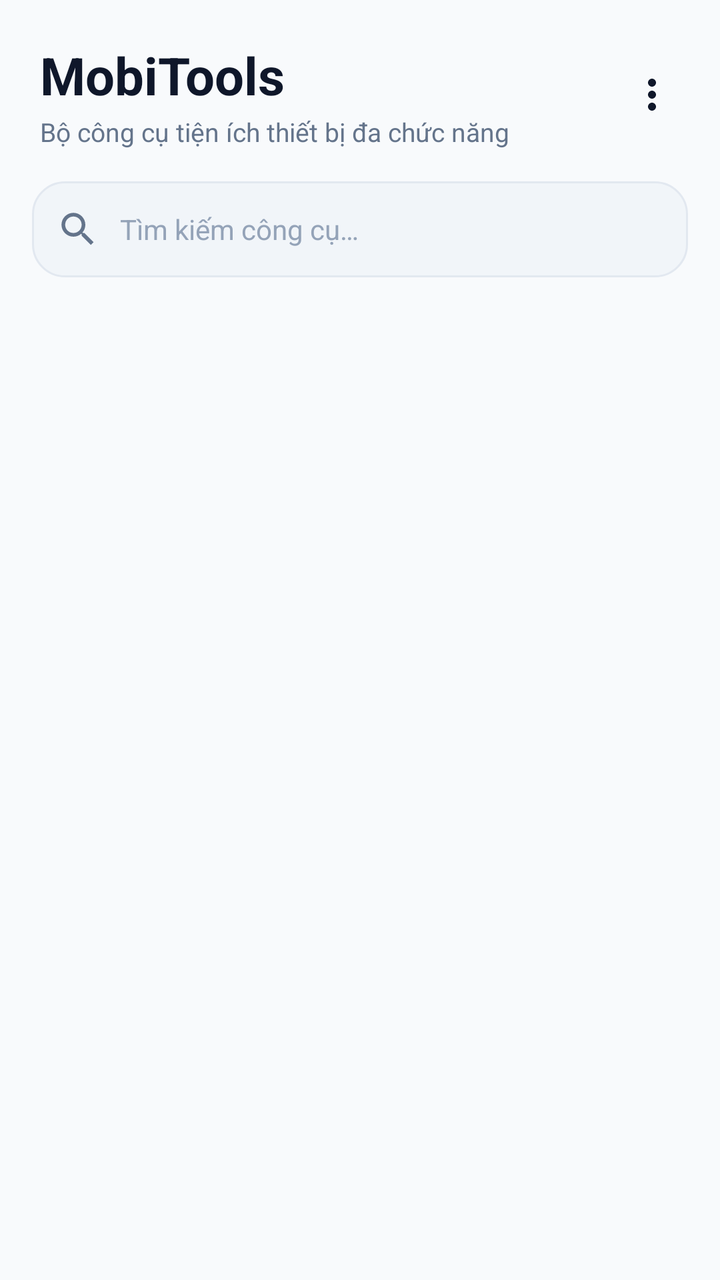
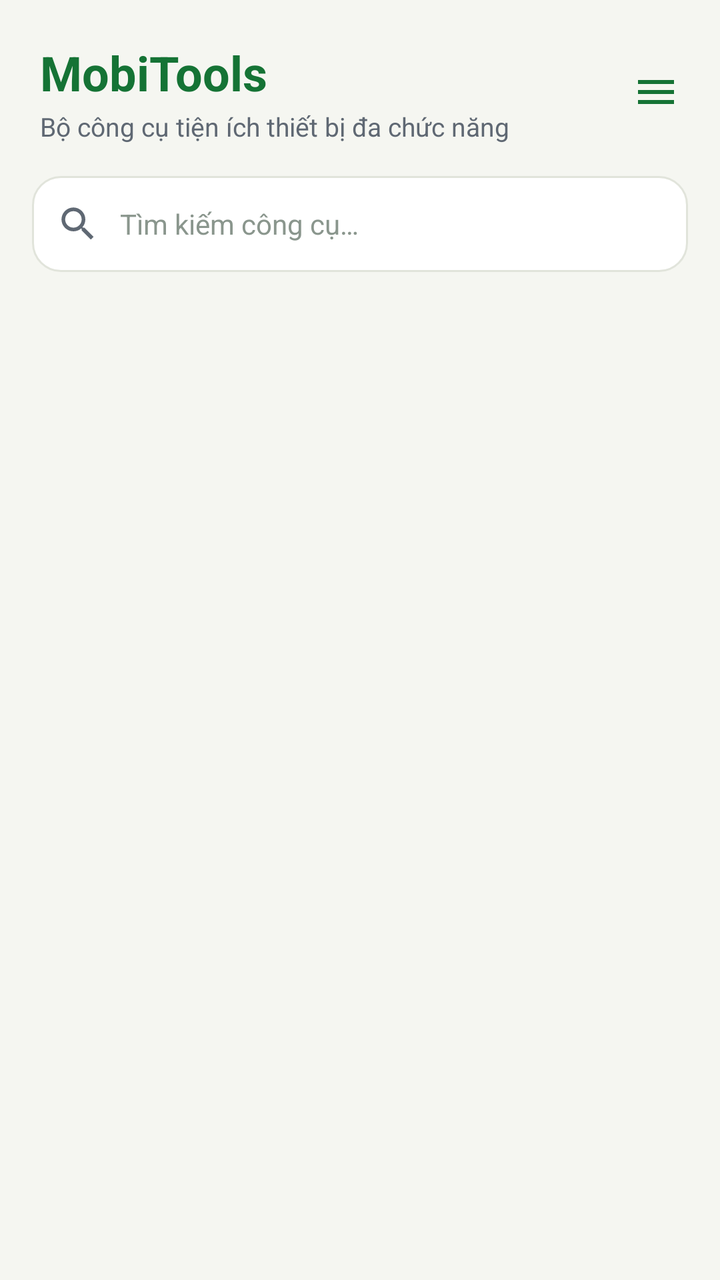

Compare the two renders of this Android layout. The source of the first and the diff that turns it into the second are given below.
<!-- AndroidManifest.xml: application theme Theme.BaseProject -->
<!-- res/layout/fragment_home.xml -->
<?xml version="1.0" encoding="utf-8"?>
<androidx.constraintlayout.widget.ConstraintLayout xmlns:android="http://schemas.android.com/apk/res/android"
    xmlns:app="http://schemas.android.com/apk/res-auto"
    android:layout_width="match_parent"
    android:layout_height="match_parent"
    android:background="@color/colorBackground">

    
    <LinearLayout
        android:id="@+id/headerContainer"
        android:layout_width="match_parent"
        android:layout_height="wrap_content"
        android:gravity="center_vertical"
        android:orientation="horizontal"
        android:paddingStart="20dp"
        android:paddingTop="20dp"
        android:paddingEnd="12dp"
        android:paddingBottom="12dp"
        app:layout_constraintTop_toTopOf="parent">

        <LinearLayout
            android:layout_width="0dp"
            android:layout_height="wrap_content"
            android:layout_weight="1"
            android:orientation="vertical">

            <TextView
                android:layout_width="wrap_content"
                android:layout_height="wrap_content"
                android:text="@string/app_name"
                android:textColor="@color/textPrimary"
                android:textSize="26sp"
                android:textStyle="bold" />

            <TextView
                android:layout_width="wrap_content"
                android:layout_height="wrap_content"
                android:layout_marginTop="2dp"
                android:text="@string/app_subtitle"
                android:textColor="@color/textSecondary"
                android:textSize="13sp" />
        </LinearLayout>

        <ImageView
            android:id="@+id/btnMoreMenu"
            android:layout_width="44dp"
            android:layout_height="44dp"
            android:background="?attr/selectableItemBackgroundBorderless"
            android:contentDescription="@string/menu_guide"
            android:padding="10dp"
            android:src="@drawable/ic_more_vert"
            app:tint="@color/textPrimary" />
    </LinearLayout>

    
    <LinearLayout
        android:id="@+id/searchContainer"
        android:layout_width="match_parent"
        android:layout_height="48dp"
        android:layout_marginStart="16dp"
        android:layout_marginTop="4dp"
        android:layout_marginEnd="16dp"
        android:background="@drawable/bg_search_bar"
        android:gravity="center_vertical"
        android:orientation="horizontal"
        android:paddingStart="12dp"
        android:paddingEnd="12dp"
        app:layout_constraintTop_toBottomOf="@id/headerContainer">

        <ImageView
            android:layout_width="22dp"
            android:layout_height="22dp"
            android:src="@drawable/ic_search" />

        <EditText
            android:id="@+id/etSearch"
            android:layout_width="0dp"
            android:layout_height="match_parent"
            android:layout_marginStart="10dp"
            android:layout_weight="1"
            android:background="@null"
            android:hint="@string/search_placeholder"
            android:imeOptions="actionDone"
            android:importantForAutofill="no"
            android:inputType="text"
            android:maxLines="1"
            android:textColor="@color/textPrimary"
            android:textColorHint="@color/textMuted"
            android:textSize="14sp" />

        <ImageView
            android:id="@+id/btnClearSearch"
            android:layout_width="28dp"
            android:layout_height="28dp"
            android:background="?attr/selectableItemBackgroundBorderless"
            android:clickable="true"
            android:focusable="true"
            android:padding="4dp"
            android:src="@drawable/ic_clear"
            android:visibility="gone" />
    </LinearLayout>

    
    <androidx.recyclerview.widget.RecyclerView
        android:id="@+id/rvCategories"
        android:layout_width="match_parent"
        android:layout_height="wrap_content"
        android:layout_marginTop="12dp"
        android:clipToPadding="false"
        android:orientation="horizontal"
        android:paddingStart="16dp"
        android:paddingEnd="8dp"
        app:layout_constraintTop_toBottomOf="@id/searchContainer" />

    
    <androidx.recyclerview.widget.RecyclerView
        android:id="@+id/rvTools"
        android:layout_width="match_parent"
        android:layout_height="0dp"
        android:layout_marginTop="8dp"
        android:clipToPadding="false"
        android:paddingStart="10dp"
        android:paddingTop="4dp"
        android:paddingEnd="10dp"
        android:paddingBottom="24dp"
        app:layout_constraintBottom_toBottomOf="parent"
        app:layout_constraintTop_toBottomOf="@id/rvCategories" />

    
    <LinearLayout
        android:id="@+id/layoutEmpty"
        android:layout_width="match_parent"
        android:layout_height="wrap_content"
        android:gravity="center"
        android:orientation="vertical"
        android:padding="32dp"
        android:visibility="gone"
        app:layout_constraintBottom_toBottomOf="parent"
        app:layout_constraintTop_toBottomOf="@id/rvCategories">

        <ImageView
            android:layout_width="64dp"
            android:layout_height="64dp"
            android:src="@drawable/ic_search" />

        <TextView
            android:id="@+id/tvEmptyTitle"
            android:layout_width="wrap_content"
            android:layout_height="wrap_content"
            android:layout_marginTop="16dp"
            android:text="@string/no_tools_found"
            android:textColor="@color/textSecondary"
            android:textSize="15sp"
            android:textStyle="bold" />
    </LinearLayout>

</androidx.constraintlayout.widget.ConstraintLayout>
<!-- resources referenced by this layout -->
<resources>
  <color name="colorBackground">#F8FAFC</color>
  <color name="textMuted">#94A3B8</color>
  <color name="textPrimary">#0F172A</color>
  <color name="textSecondary">#64748B</color>
  <!-- drawable bg_search_bar (drawable) -->
  <?xml version="1.0" encoding="utf-8"?>
  <shape xmlns:android="http://schemas.android.com/apk/res/android"
      android:shape="rectangle">
      <corners android:radius="16dp" />
      <solid android:color="#F1F5F9" />
      <stroke android:width="1dp" android:color="#E2E8F0" />
  </shape>
  <!-- drawable ic_more_vert (drawable) -->
  <vector xmlns:android="http://schemas.android.com/apk/res/android"
      android:width="24dp"
      android:height="24dp"
      android:viewportWidth="24"
      android:viewportHeight="24">
      <path
          android:fillColor="#0F172A"
          android:pathData="M12,8c1.1,0 2,-0.9 2,-2s-0.9,-2 -2,-2 -2,0.9 -2,2 0.9,2 2,2zm0,2c-1.1,0 -2,0.9 -2,2s0.9,2 2,2 2,-0.9 2,-2 -0.9,-2 -2,-2zm0,6c-1.1,0 -2,0.9 -2,2s0.9,2 2,2 2,-0.9 2,-2 -0.9,-2 -2,-2z"/>
  </vector>
  <!-- unchanged entries left out for length: 9 -->
</resources>

<!-- the commit's change to res/layout/fragment_home.xml (unified diff, before → after) -->
@@ -28,8 +28,8 @@
                 android:layout_width="wrap_content"
                 android:layout_height="wrap_content"
                 android:text="@string/app_name"
-                android:textColor="@color/textPrimary"
-                android:textSize="26sp"
+                android:textColor="@color/colorPrimary"
+                android:textSize="24sp"
                 android:textStyle="bold" />
 
             <TextView
@@ -41,15 +41,16 @@
                 android:textSize="13sp" />
         </LinearLayout>
 
-        <ImageView
-            android:id="@+id/btnMoreMenu"
-            android:layout_width="44dp"
-            android:layout_height="44dp"
+        
+        <ImageButton
+            android:id="@+id/btnOpenMenu"
+            android:layout_width="40dp"
+            android:layout_height="40dp"
             android:background="?attr/selectableItemBackgroundBorderless"
-            android:contentDescription="@string/menu_guide"
-            android:padding="10dp"
-            android:src="@drawable/ic_more_vert"
-            app:tint="@color/textPrimary" />
+            android:contentDescription="Mở menu"
+            android:padding="8dp"
+            android:src="@drawable/ic_menu_hamburger"
+            app:tint="@color/colorPrimary" />
     </LinearLayout>
 
     
@@ -70,7 +71,8 @@
         <ImageView
             android:layout_width="22dp"
             android:layout_height="22dp"
-            android:src="@drawable/ic_search" />
+            android:src="@drawable/ic_search"
+            app:tint="@color/textSecondary" />
 
         <EditText
             android:id="@+id/etSearch"
@@ -97,7 +99,8 @@
             android:focusable="true"
             android:padding="4dp"
             android:src="@drawable/ic_clear"
-            android:visibility="gone" />
+            android:visibility="gone"
+            app:tint="@color/textSecondary" />
     </LinearLayout>
 
     
@@ -141,7 +144,8 @@
         <ImageView
             android:layout_width="64dp"
             android:layout_height="64dp"
-            android:src="@drawable/ic_search" />
+            android:src="@drawable/ic_search"
+            app:tint="@color/textMuted" />
 
         <TextView
             android:id="@+id/tvEmptyTitle"
@@ -154,4 +158,238 @@
             android:textStyle="bold" />
     </LinearLayout>
 
+    
+    <FrameLayout
+        android:id="@+id/layoutDrawerMenu"
+        android:layout_width="match_parent"
+        android:layout_height="match_parent"
+        android:elevation="20dp"
+        android:visibility="gone">
+
+        
+        <View
+            android:id="@+id/viewDrawerBackdrop"
+            android:layout_width="match_parent"
+            android:layout_height="match_parent"
+            android:background="#26000000" />
+
+        
+        <androidx.cardview.widget.CardView
+            android:id="@+id/cardMenuPopup"
+            android:layout_width="270dp"
+            android:layout_height="wrap_content"
+            android:layout_gravity="top|end"
+            android:layout_marginTop="56dp"
+            android:layout_marginEnd="16dp"
+            app:cardBackgroundColor="#FFFFFF"
+            app:cardCornerRadius="12dp"
+            app:cardElevation="12dp">
+
+            <LinearLayout
+                android:layout_width="match_parent"
+                android:layout_height="wrap_content"
+                android:orientation="vertical"
+                android:paddingStart="16dp"
+                android:paddingTop="14dp"
+                android:paddingEnd="16dp"
+                android:paddingBottom="16dp">
+
+                
+                <LinearLayout
+                    android:layout_width="match_parent"
+                    android:layout_height="wrap_content"
+                    android:gravity="center_vertical"
+                    android:orientation="horizontal">
+
+                    <ImageView
+                        android:layout_width="26dp"
+                        android:layout_height="26dp"
+                        android:src="@drawable/ic_mobi_logo" />
+
+                    <LinearLayout
+                        android:layout_width="0dp"
+                        android:layout_height="wrap_content"
+                        android:layout_marginStart="8dp"
+                        android:layout_weight="1"
+                        android:orientation="vertical">
+
+                        <TextView
+                            android:layout_width="wrap_content"
+                            android:layout_height="wrap_content"
+                            android:fontFamily="sans-serif-bold"
+                            android:text="@string/app_name"
+                            android:textColor="#18221B"
+                            android:textSize="14.5sp" />
+
+                        <TextView
+                            android:layout_width="wrap_content"
+                            android:layout_height="wrap_content"
+                            android:fontFamily="sans-serif"
+                            android:text="v1.0.0"
+                            android:textColor="#8A968D"
+                            android:textSize="11sp" />
+                    </LinearLayout>
+
+                    <ImageButton
+                        android:id="@+id/btnCloseMenu"
+                        android:layout_width="32dp"
+                        android:layout_height="32dp"
+                        android:background="?attr/selectableItemBackgroundBorderless"
+                        android:contentDescription="Đóng menu"
+                        android:src="@drawable/ic_close"
+                        app:tint="#5C665F" />
+                </LinearLayout>
+
+                <View
+                    android:layout_width="match_parent"
+                    android:layout_height="1dp"
+                    android:layout_marginTop="10dp"
+                    android:layout_marginBottom="6dp"
+                    android:background="#E5EAE3" />
+
+                
+                <LinearLayout
+                    android:id="@+id/menuItemGuide"
+                    android:layout_width="match_parent"
+                    android:layout_height="44dp"
+                    android:background="?attr/selectableItemBackground"
+                    android:clickable="true"
+                    android:focusable="true"
+                    android:gravity="center_vertical"
+                    android:orientation="horizontal">
+
+                    <ImageView
+                        android:layout_width="20dp"
+                        android:layout_height="20dp"
+                        android:src="@drawable/ic_menu_help" />
+
+                    <TextView
+                        android:layout_width="0dp"
+                        android:layout_height="wrap_content"
+                        android:layout_marginStart="12dp"
+                        android:layout_weight="1"
+                        android:fontFamily="sans-serif-medium"
+                        android:text="@string/menu_guide"
+                        android:textColor="#18221B"
+                        android:textSize="13.5sp" />
+
+                    <ImageView
+                        android:layout_width="16dp"
+                        android:layout_height="16dp"
+                        android:src="@drawable/ic_chevron_right"
+                        app:tint="#8A968D" />
+                </LinearLayout>
+
+                
+                <LinearLayout
+                    android:id="@+id/menuItemLanguage"
+                    android:layout_width="match_parent"
+                    android:layout_height="44dp"
+                    android:background="?attr/selectableItemBackground"
+                    android:clickable="true"
+                    android:focusable="true"
+                    android:gravity="center_vertical"
+                    android:orientation="horizontal">
+
+                    <ImageView
+                        android:layout_width="20dp"
+                        android:layout_height="20dp"
+                        android:src="@drawable/ic_menu_globe" />
+
+                    <TextView
+                        android:layout_width="0dp"
+                        android:layout_height="wrap_content"
+                        android:layout_marginStart="12dp"
+                        android:layout_weight="1"
+                        android:fontFamily="sans-serif-medium"
+                        android:text="@string/menu_language"
+                        android:textColor="#18221B"
+                        android:textSize="13.5sp" />
+
+                    <TextView
+                        android:id="@+id/tvCurrentLanguage"
+                        android:layout_width="wrap_content"
+                        android:layout_height="wrap_content"
+                        android:layout_marginEnd="4dp"
+                        android:fontFamily="sans-serif"
+                        android:text="Tiếng Việt"
+                        android:textColor="#8A968D"
+                        android:textSize="12sp" />
+
+                    <ImageView
+                        android:layout_width="16dp"
+                        android:layout_height="16dp"
+                        android:src="@drawable/ic_chevron_right"
+                        app:tint="#8A968D" />
+                </LinearLayout>
+
+                
+                <LinearLayout
+                    android:id="@+id/menuItemPermissions"
+                    android:layout_width="match_parent"
+                    android:layout_height="44dp"
+                    android:background="?attr/selectableItemBackground"
+                    android:clickable="true"
+                    android:focusable="true"
+                    android:gravity="center_vertical"
+                    android:orientation="horizontal">
+
+                    <ImageView
+                        android:layout_width="20dp"
+                        android:layout_height="20dp"
+                        android:src="@drawable/ic_menu_permission" />
+
+                    <TextView
+                        android:layout_width="0dp"
+                        android:layout_height="wrap_content"
+                        android:layout_marginStart="12dp"
+                        android:layout_weight="1"
+                        android:fontFamily="sans-serif-medium"
+                        android:text="@string/menu_permissions"
+                        android:textColor="#18221B"
+                        android:textSize="13.5sp" />
+
+                    <ImageView
+                        android:layout_width="16dp"
+                        android:layout_height="16dp"
+                        android:src="@drawable/ic_chevron_right"
+                        app:tint="#8A968D" />
+                </LinearLayout>
+
+                
+                <LinearLayout
+                    android:id="@+id/menuItemPrivacy"
+                    android:layout_width="match_parent"
+                    android:layout_height="44dp"
+                    android:background="?attr/selectableItemBackground"
+                    android:clickable="true"
+                    android:focusable="true"
+                    android:gravity="center_vertical"
+                    android:orientation="horizontal">
+
+                    <ImageView
+                        android:layout_width="20dp"
+                        android:layout_height="20dp"
+                        android:src="@drawable/ic_menu_privacy" />
+
+                    <TextView
+                        android:layout_width="0dp"
+                        android:layout_height="wrap_content"
+                        android:layout_marginStart="12dp"
+                        android:layout_weight="1"
+                        android:fontFamily="sans-serif-medium"
+                        android:text="@string/menu_privacy"
+                        android:textColor="#18221B"
+                        android:textSize="13.5sp" />
+
+                    <ImageView
+                        android:layout_width="16dp"
+                        android:layout_height="16dp"
+                        android:src="@drawable/ic_chevron_right"
+                        app:tint="#8A968D" />
+                </LinearLayout>
+            </LinearLayout>
+        </androidx.cardview.widget.CardView>
+    </FrameLayout>
+
 </androidx.constraintlayout.widget.ConstraintLayout>
<!-- resource entries referenced after the edit -->
@@ -1,27 +1,114 @@
 <!-- resources referenced by this layout -->
 <resources>
-  <color name="colorBackground">#F8FAFC</color>
-  <color name="textMuted">#94A3B8</color>
-  <color name="textPrimary">#0F172A</color>
-  <color name="textSecondary">#64748B</color>
+  <color name="colorBackground">#F5F6F1</color>
+  <color name="colorPrimary">#157335</color>
+  <color name="textMuted">#8A968D</color>
+  <color name="textPrimary">#18221B</color>
+  <color name="textSecondary">#5F6873</color>
   <!-- drawable bg_search_bar (drawable) -->
   <?xml version="1.0" encoding="utf-8"?>
   <shape xmlns:android="http://schemas.android.com/apk/res/android"
       android:shape="rectangle">
-      <corners android:radius="16dp" />
-      <solid android:color="#F1F5F9" />
-      <stroke android:width="1dp" android:color="#E2E8F0" />
+      <corners android:radius="14dp" />
+      <solid android:color="#FFFFFF" />
+      <stroke android:width="1dp" android:color="@color/colorBorder" />
   </shape>
-  <!-- drawable ic_more_vert (drawable) -->
+  <!-- drawable ic_chevron_right (drawable) -->
+  <vector xmlns:android="http://schemas.android.com/apk/res/android"
+      android:width="20dp"
+      android:height="20dp"
+      android:viewportWidth="24"
+      android:viewportHeight="24">
+    <path
+        android:fillColor="@color/textSecondary"
+        android:pathData="M9.29,15.88L13.17,12L9.29,8.12C8.9,7.73 8.9,7.1 9.29,6.71C9.68,6.32 10.31,6.32 10.7,6.71L15.29,11.3C15.68,11.69 15.68,12.32 15.29,12.71L10.7,17.3C10.31,17.69 9.68,17.69 9.29,17.3C8.9,16.91 8.9,16.27 9.29,15.88Z"/>
+  </vector>
+  <!-- drawable ic_close (drawable) -->
   <vector xmlns:android="http://schemas.android.com/apk/res/android"
       android:width="24dp"
       android:height="24dp"
       android:viewportWidth="24"
       android:viewportHeight="24">
       <path
-          android:fillColor="#0F172A"
-          android:pathData="M12,8c1.1,0 2,-0.9 2,-2s-0.9,-2 -2,-2 -2,0.9 -2,2 0.9,2 2,2zm0,2c-1.1,0 -2,0.9 -2,2s0.9,2 2,2 2,-0.9 2,-2 -0.9,-2 -2,-2zm0,6c-1.1,0 -2,0.9 -2,2s0.9,2 2,2 2,-0.9 2,-2 -0.9,-2 -2,-2z"/>
+          android:fillColor="#12161B"
+          android:pathData="M19,6.41L17.59,5 12,10.59 6.41,5 5,6.41 10.59,12 5,17.59 6.41,19 12,13.41 17.59,19 19,17.59 13.41,12z" />
   </vector>
+  <!-- drawable ic_menu_globe (drawable) -->
+  <vector xmlns:android="http://schemas.android.com/apk/res/android"
+      android:width="24dp"
+      android:height="24dp"
+      android:viewportWidth="24"
+      android:viewportHeight="24">
+      <path
+          android:fillColor="#157335"
+          android:pathData="M11.99,2C6.47,2 2,6.48 2,12s4.47,10 9.99,10C17.52,22 22,17.52 22,12S17.52,2 11.99,2zm6.93,6h-2.95c-0.32,-1.25 -0.78,-2.45 -1.38,-3.56 1.84,0.63 3.37,1.91 4.33,3.56zM12,4.04c0.83,1.2 1.48,2.53 1.91,3.96h-3.82c0.43,-1.43 1.08,-2.76 1.91,-3.96zM4.26,14C4.1,13.36 4,12.69 4,12s0.1,-1.36 0.26,-2h3.38c-0.08,0.66 -0.14,1.32 -0.14,2 0,0.68 0.06,1.34 0.14,2H4.26zm0.82,2h2.95c0.32,1.25 0.78,2.45 1.38,3.56 -1.84,-0.63 -3.37,-1.9 -4.33,-3.56zm2.95,-8H5.08c0.96,-1.66 2.49,-2.93 4.33,-3.56 -0.6,1.11 -1.06,2.31 -1.38,3.56zM12,19.96c-0.83,-1.2 -1.48,-2.53 -1.91,-3.96h3.82c-0.43,1.43 -1.08,2.76 -1.91,3.96zM14.34,14H9.66c-0.09,-0.66 -0.16,-1.32 -0.16,-2 0,-0.68 0.07,-1.35 0.16,-2h4.68c0.09,0.65 0.16,1.32 0.16,2 0,0.68 -0.07,1.34 -0.16,2zm0.15,5.56c0.6,-1.11 1.06,-2.31 1.38,-3.56h2.95c-0.96,1.65 -2.49,2.93 -4.33,3.56zM16.36,14c0.08,-0.66 0.14,-1.32 0.14,-2 0,-0.68 -0.06,-1.34 -0.14,-2h3.38c0.16,0.64 0.26,1.31 0.26,2s-0.1,1.36 -0.26,2h-3.38z"/>
+  </vector>
+  <!-- drawable ic_menu_hamburger (drawable) -->
+  <vector xmlns:android="http://schemas.android.com/apk/res/android"
+      android:width="24dp"
+      android:height="24dp"
+      android:viewportWidth="24"
+      android:viewportHeight="24">
+      <path
+          android:fillColor="#12161B"
+          android:pathData="M3,18h18v-2H3v2z M3,13h18v-2H3v2z M3,6v2h18V6H3z" />
+  </vector>
+  <!-- drawable ic_menu_help (drawable) -->
+  <vector xmlns:android="http://schemas.android.com/apk/res/android"
+      android:width="24dp"
+      android:height="24dp"
+      android:viewportWidth="24"
+      android:viewportHeight="24">
+      <path
+          android:fillColor="#157335"
+          android:pathData="M11,18h2v-2h-2v2zm1,-16C6.48,2 2,6.48 2,12s4.48,10 10,10 10,-4.48 10,-10S17.52,2 12,2zm0,18c-4.41,0 -8,-3.59 -8,-8s3.59,-8 8,-8 8,3.59 8,8 -3.59,8 -8,8zm0,-14c-2.21,0 -4,1.79 -4,4h2c0,-1.1 0.9,-2 2,-2s2,0.9 2,2c0,2 -3,1.75 -3,5h2c0,-2.25 3,-2.5 3,-5 0,-2.21 -1.79,-4 -4,-4z"/>
+  </vector>
+  <!-- drawable ic_menu_permission (drawable) -->
+  <vector xmlns:android="http://schemas.android.com/apk/res/android"
+      android:width="24dp"
+      android:height="24dp"
+      android:viewportWidth="24"
+      android:viewportHeight="24">
+      <path
+          android:fillColor="#157335"
+          android:pathData="M18,8h-1V6c0,-2.76 -2.24,-5 -5,-5S7,3.24 7,6v2H6c-1.1,0 -2,0.9 -2,2v10c0,1.1 0.9,2 2,2h12c1.1,0 2,-0.9 2,-2V10c0,-1.1 -0.9,-2 -2,-2zm-6,9c-1.1,0 -2,-0.9 -2,-2s0.9,-2 2,-2 2,0.9 2,2 -0.9,2 -2,2zm3.1,-9H8.9V6c0,-1.71 1.39,-3.1 3.1,-3.1 1.71,0 3.1,1.39 3.1,3.1v2z"/>
+  </vector>
+  <!-- drawable ic_menu_privacy (drawable) -->
+  <vector xmlns:android="http://schemas.android.com/apk/res/android"
+      android:width="24dp"
+      android:height="24dp"
+      android:viewportWidth="24"
+      android:viewportHeight="24">
+      <path
+          android:fillColor="#157335"
+          android:pathData="M12,1L3,5v6c0,5.55 3.84,10.74 9,12 5.16,-1.26 9,-6.45 9,-12V5l-9,-4zm-2,16l-4,-4 1.41,-1.41L10,14.17l6.59,-6.59L18,9l-8,8z"/>
+  </vector>
+  <!-- drawable ic_mobi_logo (drawable) -->
+  <vector xmlns:android="http://schemas.android.com/apk/res/android"
+      android:width="32dp"
+      android:height="32dp"
+      android:viewportWidth="32"
+      android:viewportHeight="32">
+      
+      <path
+          android:fillColor="#157335"
+          android:pathData="M10,0 L22,0 A10,10 0 0,1 32,10 L32,22 A10,10 0 0,1 22,32 L10,32 A10,10 0 0,1 0,22 L0,10 A10,10 0 0,1 10,0 Z" />
+      
+      <path
+          android:fillColor="#FFFFFF"
+          android:pathData="M11,7 H19 A2,2 0 0,1 21,9 V21 A2,2 0 0,1 19,23 H11 A2,2 0 0,1 9,21 V9 A2,2 0 0,1 11,7 Z M11,9 V21 H19 V9 Z M14,20 H16 V21 H14 Z" />
+      
+      <path
+          android:fillColor="#C4F03A"
+          android:pathData="M23,17 A6,6 0 1,1 23,29 A6,6 0 1,1 23,17 Z" />
+      <path
+          android:fillColor="#157335"
+          android:pathData="M21,23 L22.5,24.5 L25.5,21.5 L26.5,22.5 L22.5,26.5 L20,24 Z" />
+  </vector>
+  <string name="menu_language">Ngôn ngữ</string>
+  <string name="menu_permissions">Quyền ứng dụng</string>
+  <string name="menu_privacy">Chính sách bảo mật</string>
+  <color name="colorBorder">#E1E4DB</color>
   <!-- unchanged entries left out for length: 9 -->
 </resources>
 
